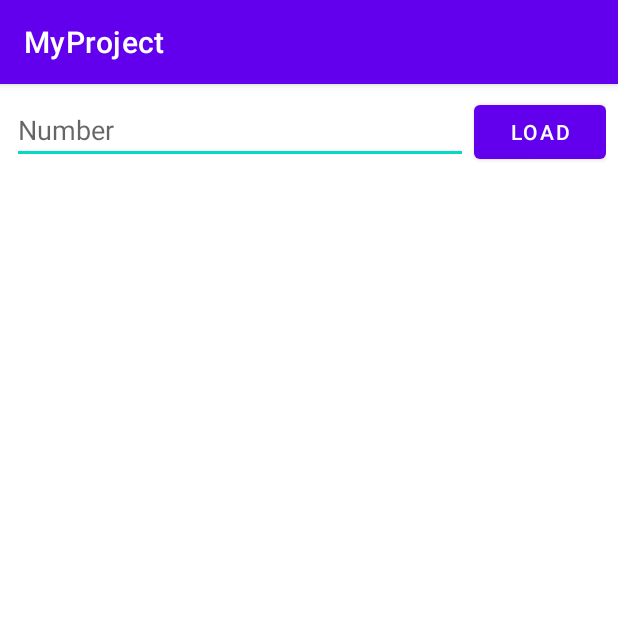
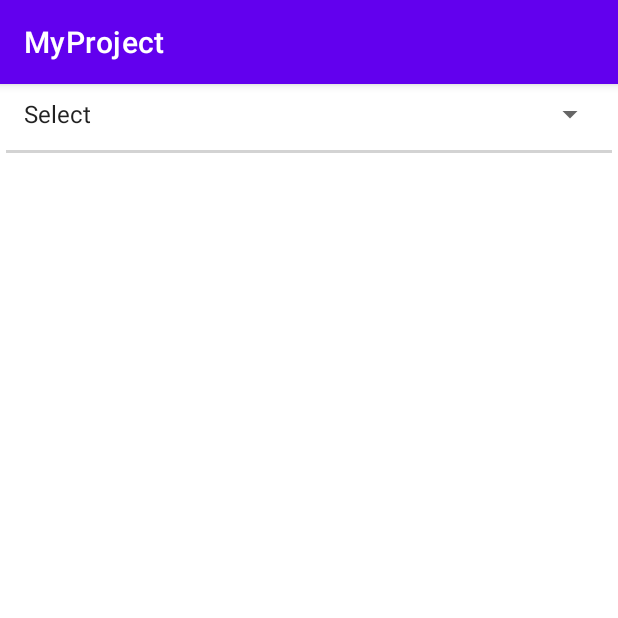
Before and after one commit to plaidbait91/Highlight.io, an Android app: the screen it shows after launch (MainActivity), on a phone screen of 412 x 824 dp, the top half of it. Run offline under Robolectric (Android 15) with nearby library versions, the phone set to English and light mode, and no system bars.

Commit message:
Add spinner for number of results.

```diff
--- a/app/src/main/java/com/example/myproject/MainActivity.java
+++ b/app/src/main/java/com/example/myproject/MainActivity.java
@@ -1,22 +1,16 @@
 package com.example.myproject;
 
 import android.content.Intent;
-import android.graphics.Bitmap;
 import android.graphics.BitmapFactory;
 import android.net.Uri;
 import android.os.AsyncTask;
 import android.os.Bundle;
-import android.util.Log;
 import android.view.View;
 import android.widget.AdapterView;
 import android.widget.ArrayAdapter;
-import android.widget.Button;
-import android.widget.EditText;
-import android.widget.ImageView;
 import android.widget.ListView;
 import android.widget.ProgressBar;
-import android.widget.TextView;
-import android.widget.VideoView;
+import android.widget.Spinner;
 
 import androidx.appcompat.app.AppCompatActivity;
 
@@ -31,8 +25,7 @@ public class MainActivity extends AppCompatActivity {
     ArrayList<Match> matches;
     MatchAdapter adapter;
     ProgressBar progress;
-    EditText field;
-    Button load;
+    Spinner spinner;
 
     @Override
     protected void onCreate(Bundle savedInstanceState) {
@@ -42,21 +35,35 @@ public class MainActivity extends AppCompatActivity {
         listView = (ListView) findViewById(R.id.list);
         matches = new ArrayList<Match>();
         progress = (ProgressBar) findViewById(R.id.progress);
-        field = (EditText) findViewById(R.id.num);
-        load = (Button) findViewById(R.id.start);
+        spinner = (Spinner) findViewById(R.id.query);
+
+        ArrayAdapter<CharSequence> spinAdapter = ArrayAdapter.createFromResource(this, R.array.quantity, android.R.layout.simple_spinner_item);
+        spinAdapter.setDropDownViewResource(android.R.layout.simple_spinner_dropdown_item);
+        spinner.setAdapter(spinAdapter);
 
         adapter = new MatchAdapter(getBaseContext(), R.layout.list_item, matches);
         listView.setAdapter(adapter);
         progress.setVisibility(View.GONE);
 
-        load.setOnClickListener(v -> {
-            int query = 10;
+        spinner.setOnItemSelectedListener(new AdapterView.OnItemSelectedListener() {
+            @Override
+            public void onItemSelected(AdapterView<?> parent, View view, int position, long id) {
+                String selected = spinner.getSelectedItem().toString();
+                Start start = new Start();
 
-            if(field.getText().toString().length() != 0)
-                query = Integer.parseInt(field.getText().toString());
+                if(!selected.equals("Select")) {
 
-            Start start = new Start();
-            start.execute(query);
+                    if (!selected.equals("All")) {
+                        int number = Integer.parseInt(selected);
+                        start.execute(number);
+                    } else start.execute(1000);
+                }
+            }
+
+            @Override
+            public void onNothingSelected(AdapterView<?> parent) {
+
+            }
         });
 
         listView.setOnItemClickListener((parent, view, position, id) -> {
--- a/app/src/main/res/layout/activity_main.xml
+++ b/app/src/main/res/layout/activity_main.xml
@@ -6,26 +6,17 @@
     android:layout_width="match_parent"
     android:orientation="vertical">
 
-    <LinearLayout
-        android:layout_width="match_parent"
-        android:layout_height="wrap_content"
-        android:layout_margin="8dp">
+<Spinner
+    android:layout_width="match_parent"
+    android:layout_height="wrap_content"
+    android:id="@+id/query"
+    android:layout_margin="8dp"/>
 
-<EditText
-    android:layout_width="0dp"
-    android:layout_weight="1"
-    android:layout_height="wrap_content"
-    android:hint="Number"
-    android:id="@+id/num"/>
-
-        <Button
-            android:layout_width="wrap_content"
-            android:layout_height="wrap_content"
-            android:layout_marginLeft="4dp"
-            android:text="load"
-            android:id="@+id/start"/>
-
-    </LinearLayout>
+<View
+    android:layout_width="match_parent"
+    android:layout_height="2dp"
+    android:background="#D3D3D3"
+    android:layout_margin="4dp"/>
 
 <RelativeLayout
     android:layout_height="0dp"
--- a/app/src/main/res/values/strings.xml
+++ b/app/src/main/res/values/strings.xml
@@ -1,7 +1,15 @@
 <resources>
     <string name="app_name">MyProject</string>
 
-    <string name="play">play</string>
+    <string-array name="quantity">
+        <item>Select</item>
+        <item>5</item>
+        <item>10</item>
+        <item>15</item>
+        <item>20</item>
+        <item>25</item>
+        <item>50</item>
+        <item>All</item>
+    </string-array>
 
-    <string name="pause">pause</string>
 </resources>
```
